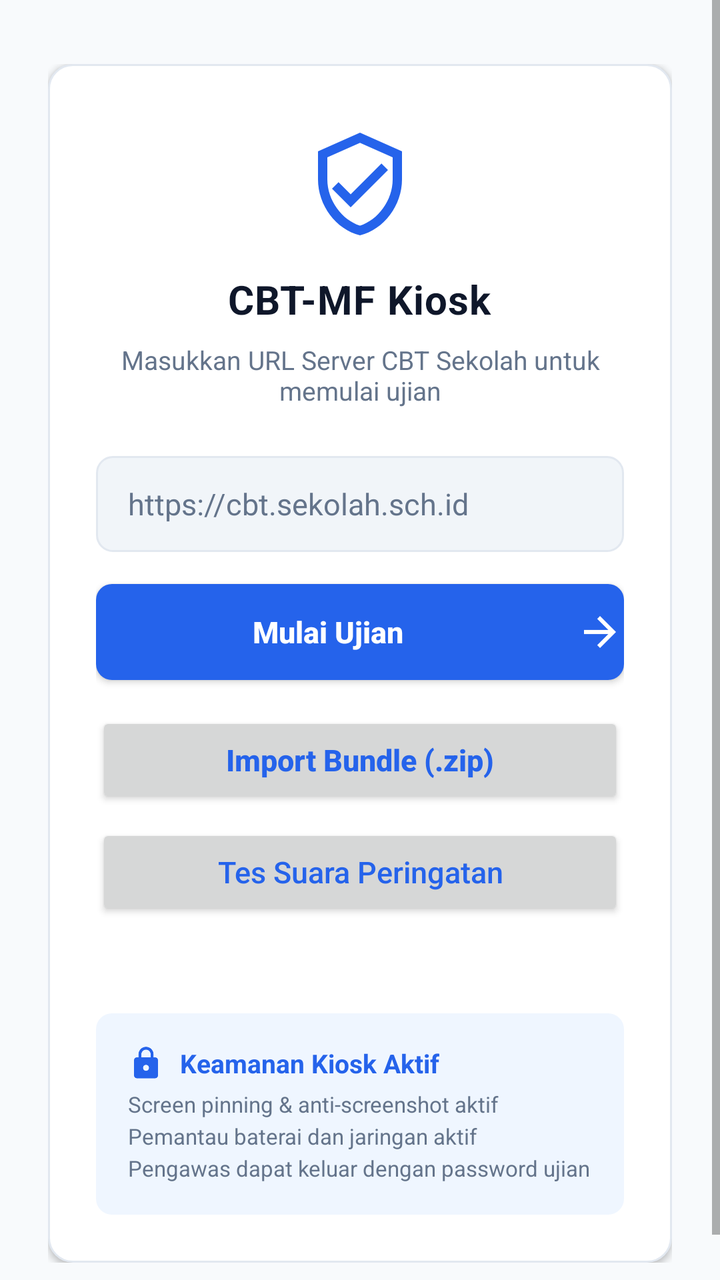
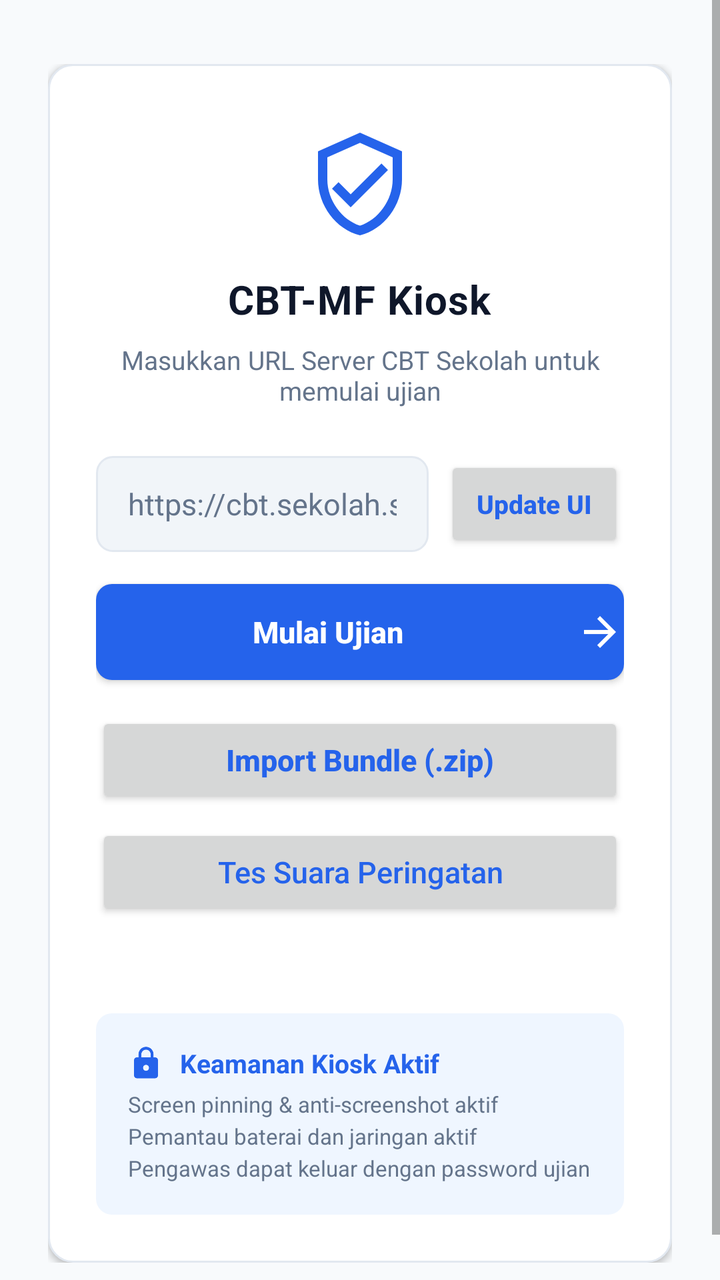

Before-and-after screenshots of an Android layout around one commit, followed by the original layout XML and the change that was made.
<!-- AndroidManifest.xml: application theme Theme.CBTKiosk -->
<!-- res/layout/activity_main.xml -->
<?xml version="1.0" encoding="utf-8"?>
<FrameLayout xmlns:android="http://schemas.android.com/apk/res/android"
    android:layout_width="match_parent"
    android:layout_height="match_parent"
    android:background="@color/surface_bg">

    
    <ScrollView
        android:id="@+id/setupLayout"
        android:layout_width="match_parent"
        android:layout_height="match_parent"
        android:fillViewport="true">

        <LinearLayout
            android:layout_width="match_parent"
            android:layout_height="wrap_content"
            android:gravity="center"
            android:orientation="vertical"
            android:paddingHorizontal="@dimen/spacing_lg"
            android:paddingVertical="@dimen/spacing_xl">

            
            <LinearLayout
                android:layout_width="match_parent"
                android:layout_height="wrap_content"
                android:background="@drawable/bg_card"
                android:elevation="@dimen/card_elevation"
                android:gravity="center_horizontal"
                android:orientation="vertical"
                android:paddingHorizontal="@dimen/spacing_lg"
                android:paddingTop="@dimen/spacing_xl"
                android:paddingBottom="@dimen/spacing_lg">

                
                <ImageView
                    android:layout_width="@dimen/logo_size"
                    android:layout_height="@dimen/logo_size"
                    android:layout_marginBottom="@dimen/spacing_md"
                    android:contentDescription="@string/app_name"
                    android:src="@drawable/ic_shield" />

                
                <TextView
                    android:layout_width="wrap_content"
                    android:layout_height="wrap_content"
                    android:letterSpacing="0.02"
                    android:text="@string/setup_title"
                    android:textColor="@color/text_primary"
                    android:textSize="@dimen/text_title"
                    android:textStyle="bold" />

                
                <TextView
                    android:layout_width="wrap_content"
                    android:layout_height="wrap_content"
                    android:layout_marginTop="@dimen/spacing_sm"
                    android:gravity="center"
                    android:text="@string/setup_subtitle"
                    android:textColor="@color/text_secondary"
                    android:textSize="@dimen/text_body_sm" />

                
                <EditText
                    android:id="@+id/etServerUrl"
                    android:layout_width="match_parent"
                    android:layout_height="@dimen/input_height"
                    android:layout_marginTop="@dimen/spacing_lg"
                    android:background="@drawable/bg_input"
                    android:hint="@string/url_hint"
                    android:inputType="textUri"
                    android:maxLines="1"
                    android:paddingHorizontal="@dimen/spacing_md"
                    android:textColor="@color/text_primary"
                    android:textColorHint="@color/text_secondary"
                    android:textSize="@dimen/text_body" />

                
                <Button
                    android:id="@+id/btnStartExam"
                    android:layout_width="match_parent"
                    android:layout_height="@dimen/button_height"
                    android:layout_marginTop="@dimen/spacing_md"
                    android:background="@drawable/bg_button_primary"
                    android:drawableEnd="@drawable/ic_arrow_forward"
                    android:drawablePadding="@dimen/spacing_sm"
                    android:gravity="center"
                    android:text="@string/btn_start_exam"
                    android:textAllCaps="false"
                    android:textColor="#FFFFFF"
                    android:textSize="@dimen/text_body"
                    android:textStyle="bold" />

                
                <Button
                    android:id="@+id/btnImportBundle"
                    android:layout_width="match_parent"
                    android:layout_height="@dimen/button_height"
                    android:layout_marginTop="@dimen/spacing_md"
                    android:text="Import Bundle (.zip)"
                    android:textAllCaps="false"
                    android:textColor="#2563EB"
                    android:textSize="@dimen/text_body"
                    android:textStyle="bold" />

                
                <Button
                    android:id="@+id/btnTestBeep"
                    android:layout_width="match_parent"
                    android:layout_height="@dimen/button_height"
                    android:layout_marginTop="@dimen/spacing_sm"
                    android:text="@string/btn_test_beep"
                    android:textAllCaps="false"
                    android:textColor="#2563EB"
                    android:textSize="@dimen/text_body" />

                
                <TextView
                    android:id="@+id/tvBundleStatus"
                    android:layout_width="match_parent"
                    android:layout_height="wrap_content"
                    android:layout_marginTop="@dimen/spacing_sm"
                    android:gravity="center"
                    android:textColor="@color/text_accent"
                    android:textSize="@dimen/text_caption" />

                
                <LinearLayout
                    android:layout_width="match_parent"
                    android:layout_height="wrap_content"
                    android:layout_marginTop="@dimen/spacing_lg"
                    android:background="@drawable/bg_info_badge"
                    android:gravity="center_vertical"
                    android:orientation="vertical"
                    android:padding="@dimen/spacing_md">

                    <LinearLayout
                        android:layout_width="wrap_content"
                        android:layout_height="wrap_content"
                        android:gravity="center_vertical"
                        android:orientation="horizontal">

                        <ImageView
                            android:layout_width="@dimen/icon_sm"
                            android:layout_height="@dimen/icon_sm"
                            android:layout_marginEnd="@dimen/spacing_sm"
                            android:contentDescription="@string/info_title"
                            android:src="@drawable/ic_lock" />

                        <TextView
                            android:layout_width="wrap_content"
                            android:layout_height="wrap_content"
                            android:text="@string/info_title"
                            android:textColor="@color/text_accent"
                            android:textSize="@dimen/text_body_sm"
                            android:textStyle="bold" />
                    </LinearLayout>

                    <TextView
                        android:layout_width="wrap_content"
                        android:layout_height="wrap_content"
                        android:layout_marginTop="@dimen/spacing_xs"
                        android:lineSpacingExtra="3dp"
                        android:text="@string/info_body"
                        android:textColor="@color/text_secondary"
                        android:textSize="@dimen/text_caption" />
                </LinearLayout>

            </LinearLayout>

        </LinearLayout>
    </ScrollView>

    
    <LinearLayout
        android:id="@+id/examContainer"
        android:layout_width="match_parent"
        android:layout_height="match_parent"
        android:orientation="vertical"
        android:visibility="gone">

        
        <LinearLayout
            android:id="@+id/kioskToolbar"
            android:layout_width="match_parent"
            android:layout_height="@dimen/toolbar_height"
            android:background="@color/surface_dark"
            android:gravity="center_vertical"
            android:orientation="horizontal"
            android:paddingHorizontal="@dimen/spacing_md">

            
            <ImageView
                android:layout_width="@dimen/icon_toolbar"
                android:layout_height="@dimen/icon_toolbar"
                android:contentDescription="Battery"
                android:src="@drawable/ic_battery" />

            
            <TextView
                android:id="@+id/tvBatteryStatus"
                android:layout_width="wrap_content"
                android:layout_height="wrap_content"
                android:layout_marginStart="@dimen/spacing_xs"
                android:text="@string/battery_placeholder"
                android:textColor="@color/text_on_dark"
                android:textSize="@dimen/text_caption"
                android:fontFamily="sans-serif-medium" />

            
            <View
                android:layout_width="@dimen/spacing_md"
                android:layout_height="0dp" />

            
            <ImageView
                android:layout_width="@dimen/icon_toolbar"
                android:layout_height="@dimen/icon_toolbar"
                android:contentDescription="Network"
                android:src="@drawable/ic_wifi" />

            
            <TextView
                android:id="@+id/tvNetworkStatus"
                android:layout_width="wrap_content"
                android:layout_height="wrap_content"
                android:layout_marginStart="@dimen/spacing_xs"
                android:text="@string/network_checking"
                android:textColor="@color/text_on_dark"
                android:textSize="@dimen/text_caption"
                android:fontFamily="sans-serif-medium" />

            
            <View
                android:layout_width="0dp"
                android:layout_height="0dp"
                android:layout_weight="1" />

            
            <ImageButton
                android:id="@+id/btnReloadPage"
                style="?android:attr/borderlessButtonStyle"
                android:layout_width="36dp"
                android:layout_height="36dp"
                android:contentDescription="@string/btn_reload"
                android:padding="@dimen/spacing_sm"
                android:scaleType="centerInside"
                android:src="@drawable/ic_refresh" />

            
            <ImageButton
                android:id="@+id/btnExitKiosk"
                style="?android:attr/borderlessButtonStyle"
                android:layout_width="36dp"
                android:layout_height="36dp"
                android:layout_marginStart="@dimen/spacing_xs"
                android:contentDescription="@string/btn_exit"
                android:padding="@dimen/spacing_sm"
                android:scaleType="centerInside"
                android:src="@drawable/ic_exit" />

        </LinearLayout>

        
        <WebView
            android:id="@+id/webView"
            android:layout_width="match_parent"
            android:layout_height="0dp"
            android:layout_weight="1" />

    </LinearLayout>

</FrameLayout>
<!-- resources referenced by this layout -->
<resources>
  <color name="surface_bg">#F8FAFC</color>
  <color name="surface_dark">#0F172A</color>
  <color name="text_accent">#2563EB</color>
  <color name="text_on_dark">#F1F5F9</color>
  <color name="text_primary">#0F172A</color>
  <color name="text_secondary">#64748B</color>
  <dimen name="button_height">48dp</dimen>
  <dimen name="card_elevation">2dp</dimen>
  <dimen name="icon_sm">18dp</dimen>
  <dimen name="icon_toolbar">20dp</dimen>
  <dimen name="input_height">48dp</dimen>
  <dimen name="logo_size">56dp</dimen>
  <dimen name="spacing_lg">24dp</dimen>
  <dimen name="spacing_md">16dp</dimen>
  <dimen name="spacing_sm">8dp</dimen>
  <dimen name="spacing_xl">32dp</dimen>
  <dimen name="spacing_xs">4dp</dimen>
  <dimen name="text_body">15sp</dimen>
  <dimen name="text_body_sm">13sp</dimen>
  <dimen name="text_caption">11sp</dimen>
  <dimen name="text_title">20sp</dimen>
  <dimen name="toolbar_height">44dp</dimen>
  <!-- drawable bg_card (drawable) -->
  <?xml version="1.0" encoding="utf-8"?>
  <shape xmlns:android="http://schemas.android.com/apk/res/android"
      android:shape="rectangle">
      <solid android:color="@color/surface_card" />
      <corners android:radius="@dimen/card_radius" />
      <stroke
          android:width="1dp"
          android:color="@color/border_light" />
  </shape>
  <!-- drawable bg_info_badge (drawable) -->
  <?xml version="1.0" encoding="utf-8"?>
  <shape xmlns:android="http://schemas.android.com/apk/res/android"
      android:shape="rectangle">
      <solid android:color="@color/surface_info" />
      <corners android:radius="@dimen/input_radius" />
  </shape>
  <!-- drawable bg_input (drawable) -->
  <?xml version="1.0" encoding="utf-8"?>
  <shape xmlns:android="http://schemas.android.com/apk/res/android"
      android:shape="rectangle">
      <solid android:color="@color/surface_input" />
      <corners android:radius="@dimen/input_radius" />
      <stroke
          android:width="1dp"
          android:color="@color/border_light" />
  </shape>
  <!-- drawable ic_arrow_forward (drawable) -->
  <vector xmlns:android="http://schemas.android.com/apk/res/android"
      android:width="24dp"
      android:height="24dp"
      android:viewportWidth="24"
      android:viewportHeight="24">
      <path
          android:fillColor="#FFFFFF"
          android:pathData="M12,4l-1.41,1.41L16.17,11H4v2h12.17l-5.58,5.59L12,20l8,-8z"/>
  </vector>
  <string name="app_name">CBT-MF Kiosk</string>
  <string name="battery_placeholder">--%%</string>
  <string name="btn_exit">Keluar</string>
  <string name="btn_reload">Muat Ulang</string>
  <string name="btn_start_exam">Mulai Ujian</string>
  <string name="btn_test_beep">Tes Suara Peringatan</string>
  <string name="info_body">Screen pinning &amp; anti-screenshot aktif\nPemantau baterai dan jaringan aktif\nPengawas dapat keluar dengan password ujian</string>
  <string name="info_title">Keamanan Kiosk Aktif</string>
  <string name="network_checking">Memeriksa\u2026</string>
  <string name="setup_subtitle">Masukkan URL Server CBT Sekolah untuk memulai ujian</string>
  <string name="setup_title">CBT-MF Kiosk</string>
  <string name="url_hint">https://cbt.sekolah.sch.id</string>
  <style name="Theme.CBTKiosk" parent="Theme.AppCompat.Light.NoActionBar">
          <item name="android:statusBarColor">@color/surface_dark</item>
          <item name="android:navigationBarColor">@color/surface_dark</item>
          <item name="android:windowBackground">@color/surface_bg</item>
      </style>
  <color name="accent_primary_pressed">#1D4ED8</color>
  <color name="accent_primary">#2563EB</color>
  <dimen name="button_radius">8dp</dimen>
  <color name="surface_card">#FFFFFF</color>
  <dimen name="card_radius">12dp</dimen>
  <color name="border_light">#E2E8F0</color>
  <color name="surface_info">#EFF6FF</color>
  <dimen name="input_radius">8dp</dimen>
  <color name="surface_input">#F1F5F9</color>
  <!-- unchanged entries left out for length: 7 -->
</resources>

<!-- the commit's change to res/layout/activity_main.xml (unified diff, before → after) -->
@@ -60,19 +60,40 @@
                     android:textSize="@dimen/text_body_sm" />
 
                 
-                <EditText
-                    android:id="@+id/etServerUrl"
-                    android:layout_width="match_parent"
-                    android:layout_height="@dimen/input_height"
+                <LinearLayout
+                    android:layout_width="match_parent"
+                    android:layout_height="wrap_content"
                     android:layout_marginTop="@dimen/spacing_lg"
-                    android:background="@drawable/bg_input"
-                    android:hint="@string/url_hint"
-                    android:inputType="textUri"
-                    android:maxLines="1"
-                    android:paddingHorizontal="@dimen/spacing_md"
-                    android:textColor="@color/text_primary"
-                    android:textColorHint="@color/text_secondary"
-                    android:textSize="@dimen/text_body" />
+                    android:orientation="horizontal"
+                    android:baselineAligned="false">
+
+                    <EditText
+                        android:id="@+id/etServerUrl"
+                        android:layout_width="0dp"
+                        android:layout_weight="1"
+                        android:layout_height="@dimen/input_height"
+                        android:background="@drawable/bg_input"
+                        android:hint="@string/url_hint"
+                        android:inputType="textUri"
+                        android:maxLines="1"
+                        android:paddingHorizontal="@dimen/spacing_md"
+                        android:textColor="@color/text_primary"
+                        android:textColorHint="@color/text_secondary"
+                        android:textSize="@dimen/text_body" />
+
+                    <Button
+                        android:id="@+id/btnUpdateBundle"
+                        android:layout_width="wrap_content"
+                        android:layout_height="@dimen/input_height"
+                        android:layout_marginStart="@dimen/spacing_sm"
+                        android:minWidth="0dp"
+                        android:paddingHorizontal="@dimen/spacing_md"
+                        android:text="@string/btn_update_bundle"
+                        android:textAllCaps="false"
+                        android:textColor="#2563EB"
+                        android:textSize="@dimen/text_body_sm"
+                        android:textStyle="bold" />
+                </LinearLayout>
 
                 
                 <Button
<!-- resource entries referenced after the edit -->
@@ -65,6 +65,7 @@
   <string name="btn_reload">Muat Ulang</string>
   <string name="btn_start_exam">Mulai Ujian</string>
   <string name="btn_test_beep">Tes Suara Peringatan</string>
+  <string name="btn_update_bundle">Update UI</string>
   <string name="info_body">Screen pinning &amp; anti-screenshot aktif\nPemantau baterai dan jaringan aktif\nPengawas dapat keluar dengan password ujian</string>
   <string name="info_title">Keamanan Kiosk Aktif</string>
   <string name="network_checking">Memeriksa\u2026</string>
